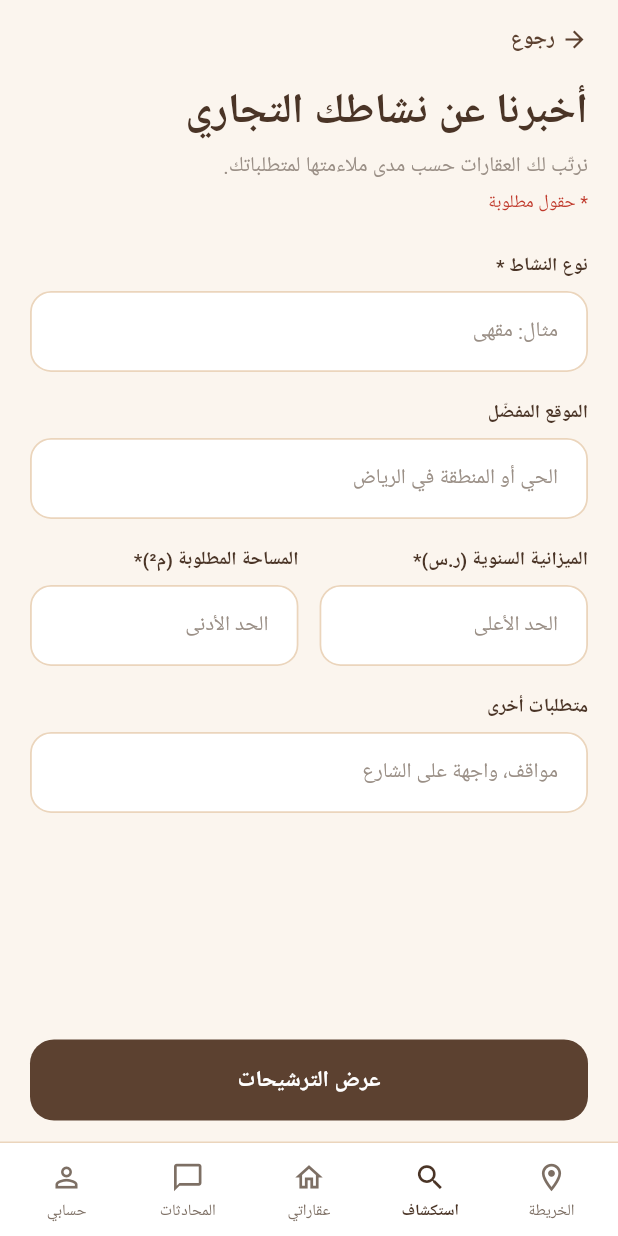
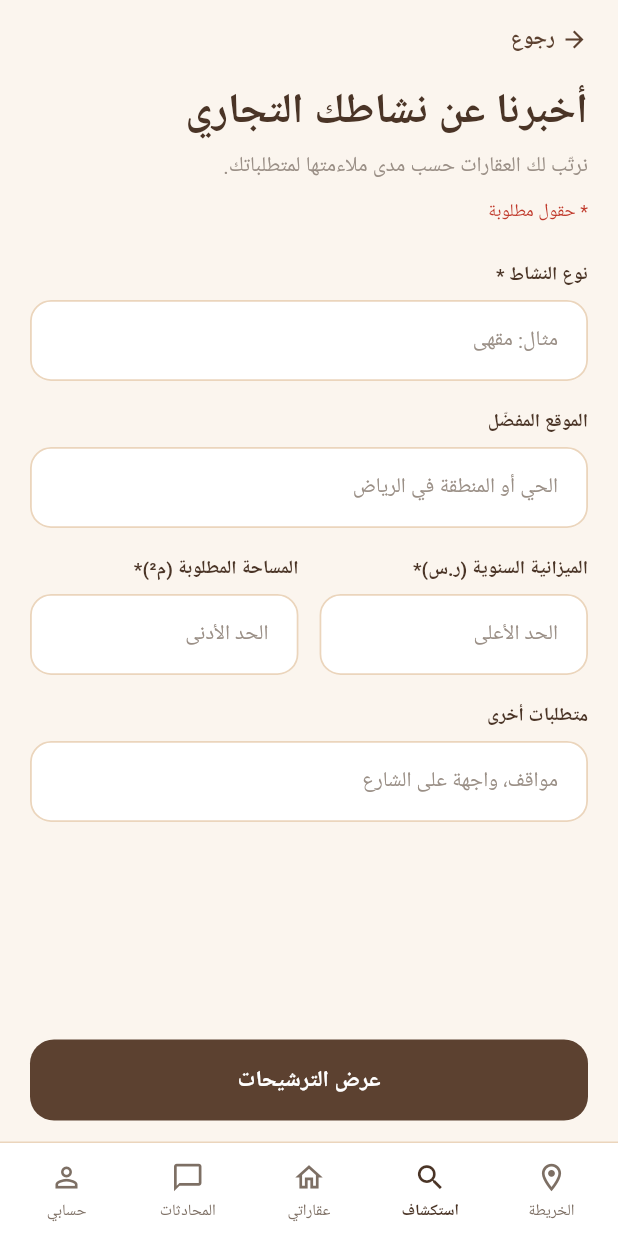
Before and after one commit to AlhanoufIB/2026-GP1-26, a Flutter app: the BusinessInfoScreen screen opened directly, on a phone screen of 412 x 824 dp. Run offline on Flutter 3.47's test engine with Material 3 defaults, Android fonts, the phone set to English and light mode, and no system bars; our stand-ins replace cloud_firestore, firebase_auth, firebase_core, flutter_map, google_fonts, image_picker and 1 more; missing offline and left inert: firebase_data_connect; accounts and stored records are empty.

Commit message:
Update business_info_screen.dart

```diff
--- a/mullak/lib/screens/property_discovery/business_info_screen.dart
+++ b/mullak/lib/screens/property_discovery/business_info_screen.dart
@@ -243,7 +243,7 @@ class _BusinessInfoScreenState extends State<BusinessInfoScreen> {
           'نرتّب لك العقارات حسب مدى ملاءمتها لمتطلباتك.',
           style: TextStyle(fontSize: 14, color: AppColors.hint),
         ),
-        const SizedBox(height: 4),
+        const SizedBox(height: 10),
         const Text(
           '* حقول مطلوبة',
           style: TextStyle(fontSize: 12, color: AppColors.error),
```
